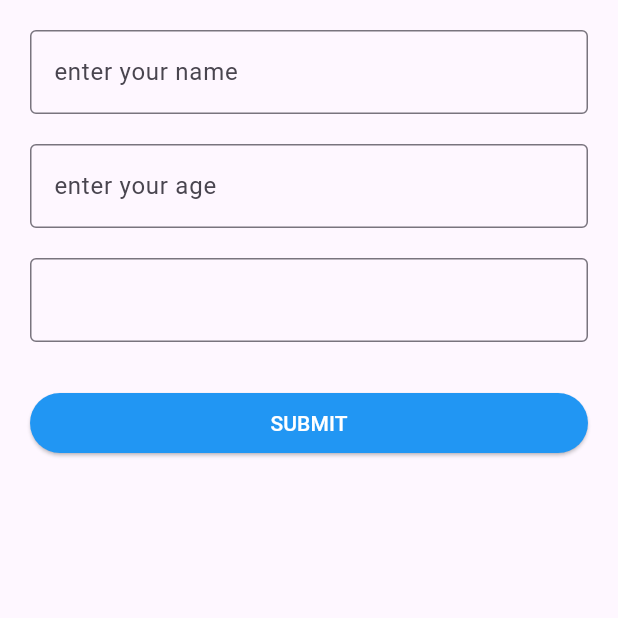
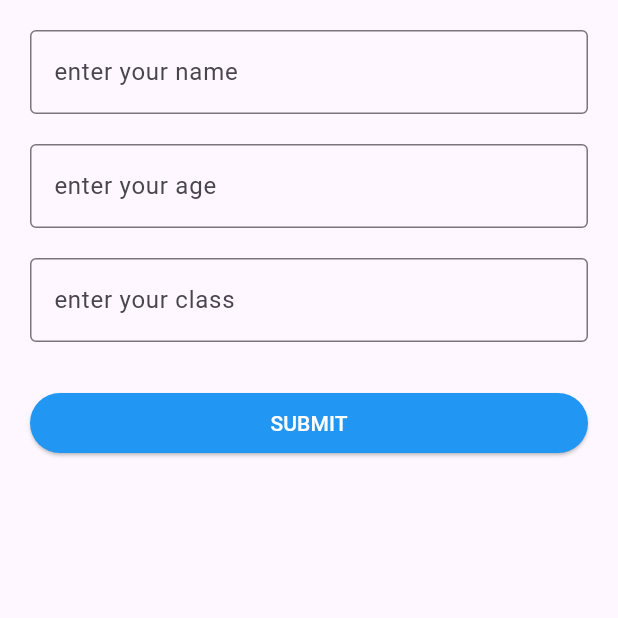
Before and after one commit to shamseernpm-beep/hive_editing, a Flutter app: the AddPage screen opened directly, on a phone screen of 412 x 824 dp, the top half of it. Run offline on Flutter 3.47's test engine with Material 3 defaults, Android fonts, the phone set to English and light mode, and no system bars; our stand-ins replace hive, hive_flutter; accounts and stored records are empty.

Commit message:
complete work

```diff
--- a/lib/add.dart
+++ b/lib/add.dart
@@ -101,7 +101,7 @@ class _AddPageState extends State<AddPage> {
               controller: classController,
               decoration: InputDecoration(
                 border: OutlineInputBorder(),
-                hintText: "",
+                hintText: "enter your class  ",
               ),
             ),
             SizedBox(height: 30),
```
